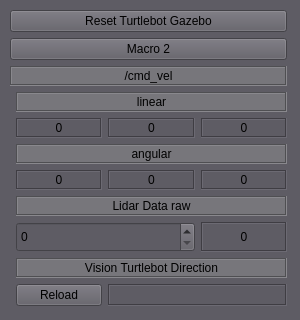
Above: turtlebot3_status_manager/ui/mainwindow.ui from Team-ROBIT/turtlebot3_simulations_internship before the change. Below: the same form after it.
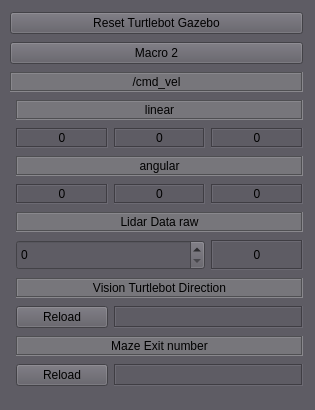
That is the form after the change. Icons and pictures are not drawn.

Commit message: feat: add maze

```diff
--- a/turtlebot3_status_manager/ui/mainwindow.ui
+++ b/turtlebot3_status_manager/ui/mainwindow.ui
@@ -6,8 +6,8 @@
    <rect>
     <x>0</x>
     <y>0</y>
-    <width>300</width>
-    <height>320</height>
+    <width>315</width>
+    <height>410</height>
    </rect>
   </property>
   <property name="windowTitle">
@@ -29,8 +29,8 @@
      <rect>
       <x>10</x>
       <y>10</y>
-      <width>277</width>
-      <height>302</height>
+      <width>293</width>
+      <height>386</height>
      </rect>
     </property>
     <layout class="QGridLayout" name="gridLayout">
@@ -425,6 +425,13 @@
        </property>
       </widget>
      </item>
+     <item row="14" column="1">
+      <widget class="QPushButton" name="reload2">
+       <property name="text">
+        <string>Reload</string>
+       </property>
+      </widget>
+     </item>
      <item row="1" column="0" colspan="4">
       <widget class="QPushButton" name="macro2">
        <property name="text">
@@ -432,6 +439,62 @@
        </property>
       </widget>
      </item>
+     <item row="12" column="1" colspan="3">
+      <widget class="QLabel" name="model_9">
+       <property name="sizePolicy">
+        <sizepolicy hsizetype="Preferred" vsizetype="Preferred">
+         <horstretch>2</horstretch>
+         <verstretch>0</verstretch>
+        </sizepolicy>
+       </property>
+       <property name="maximumSize">
+        <size>
+         <width>16777215</width>
+         <height>20</height>
+        </size>
+       </property>
+       <property name="styleSheet">
+        <string notr="true">background-color: rgb(119, 118, 123)</string>
+       </property>
+       <property name="frameShape">
+        <enum>QFrame::Box</enum>
+       </property>
+       <property name="frameShadow">
+        <enum>QFrame::Sunken</enum>
+       </property>
+       <property name="text">
+        <string>Maze Exit number</string>
+       </property>
+       <property name="alignment">
+        <set>Qt::AlignCenter</set>
+       </property>
+      </widget>
+     </item>
+     <item row="14" column="2" colspan="2">
+      <widget class="QLabel" name="number">
+       <property name="sizePolicy">
+        <sizepolicy hsizetype="Preferred" vsizetype="Preferred">
+         <horstretch>2</horstretch>
+         <verstretch>0</verstretch>
+        </sizepolicy>
+       </property>
+       <property name="styleSheet">
+        <string notr="true">color: rgb(224, 27, 36)</string>
+       </property>
+       <property name="frameShape">
+        <enum>QFrame::Box</enum>
+       </property>
+       <property name="frameShadow">
+        <enum>QFrame::Sunken</enum>
+       </property>
+       <property name="text">
+        <string/>
+       </property>
+       <property name="alignment">
+        <set>Qt::AlignCenter</set>
+       </property>
+      </widget>
+     </item>
     </layout>
    </widget>
   </widget>
```
Left out of the diff: 360 changed lines with no effect on the pictures. The commit also changes 7 other files.
